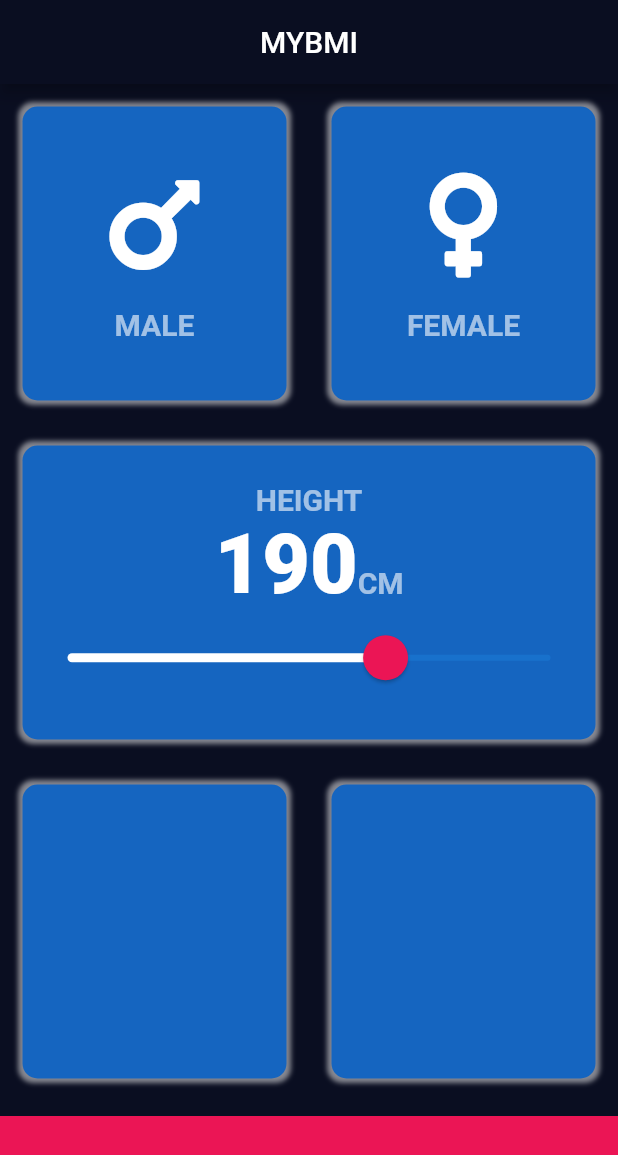
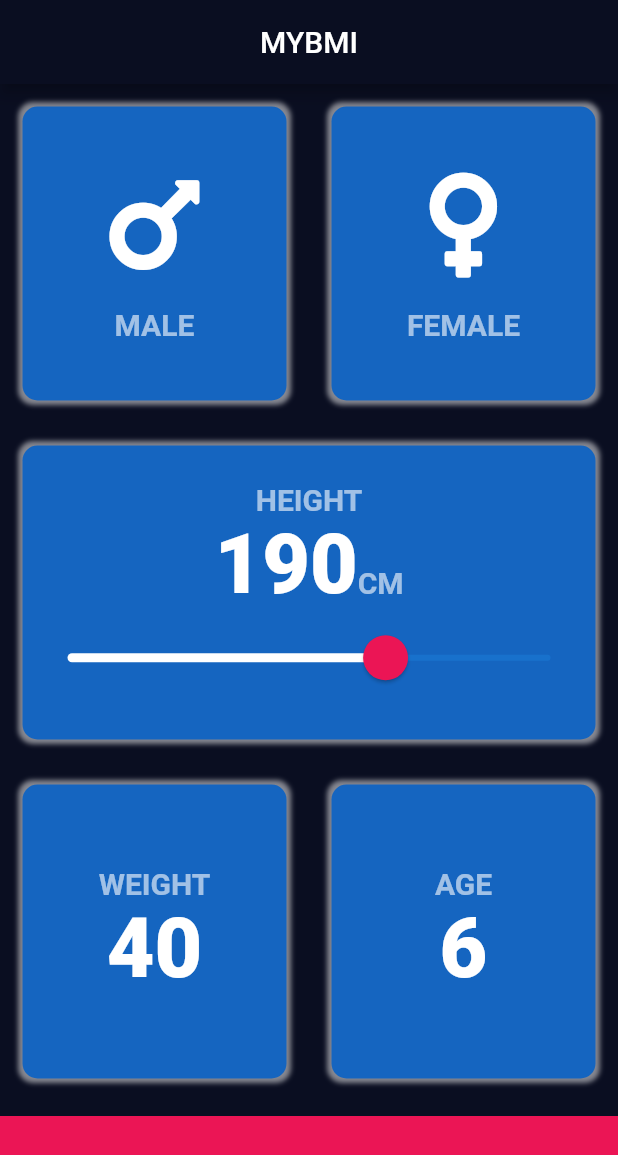
Before and after one commit to RedeemerNtumy/bmiCalculatorApp, a Flutter app: the screen it shows after launch, on a phone screen of 412 x 824 dp. Shown: the top 1155 px of the screen. Run offline on Flutter 3.47's test engine with Material 2 defaults, Android fonts, the phone set to English and light mode, and no system bars; our stand-ins replace font_awesome_flutter.

Commit message:
Added the weight and the age.Also completed the slider with some custom changes

```diff
--- a/lib/input_page.dart
+++ b/lib/input_page.dart
@@ -17,6 +17,8 @@ class InputPage extends StatefulWidget {
 class _InputPageState extends State<InputPage> {
   GenderType? selectedGender;
   int height = 190;
+  int weight = 40;
+  int age = 6;
   @override
   Widget build(BuildContext context) {
     return Scaffold(
@@ -118,11 +120,37 @@ class _InputPageState extends State<InputPage> {
               children: [
                 Expanded(
                   child: BmiCard(
+                    cardChild: Column(
+                      mainAxisAlignment: MainAxisAlignment.center,
+                      children: [
+                        Text(
+                          "WEIGHT",
+                          style: klabelTextStyle,
+                        ),
+                        Text(
+                          weight.toString(),
+                          style: kNumbers,
+                        )
+                      ],
+                    ),
                     nativeColor: kinactiveReusableCardNativeColor,
                   ),
                 ),
                 Expanded(
                   child: BmiCard(
+                    cardChild: Column(
+                      mainAxisAlignment: MainAxisAlignment.center,
+                      children: [
+                        Text(
+                          "AGE",
+                          style: klabelTextStyle,
+                        ),
+                        Text(
+                          age.toString(),
+                          style: kNumbers,
+                        )
+                      ],
+                    ),
                     nativeColor: kinactiveReusableCardNativeColor,
                   ),
                 ),
```
